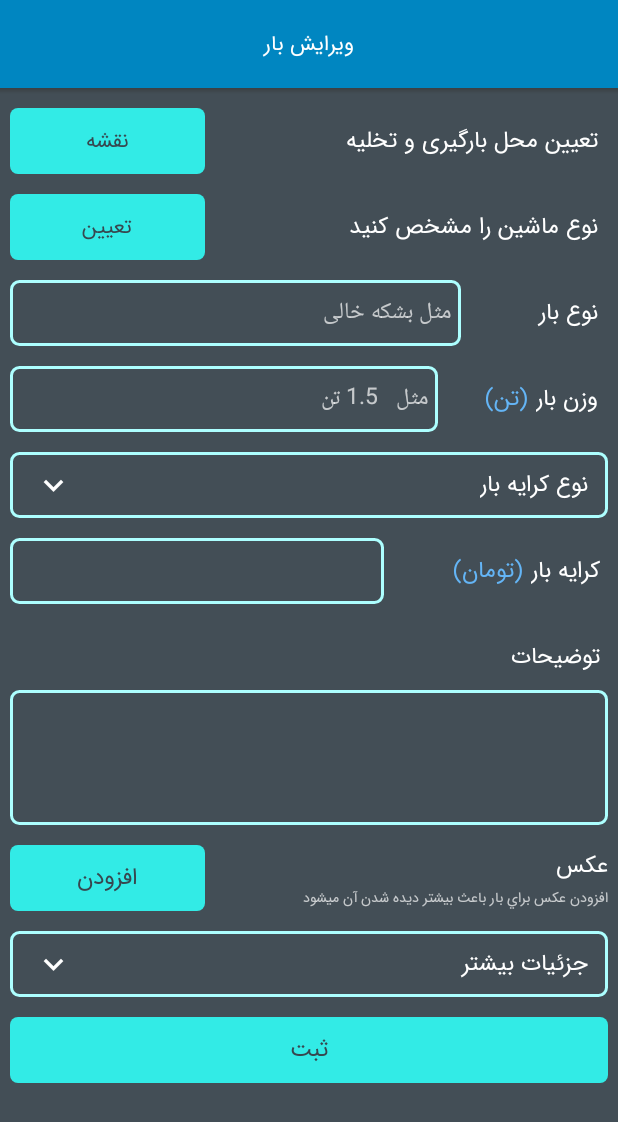
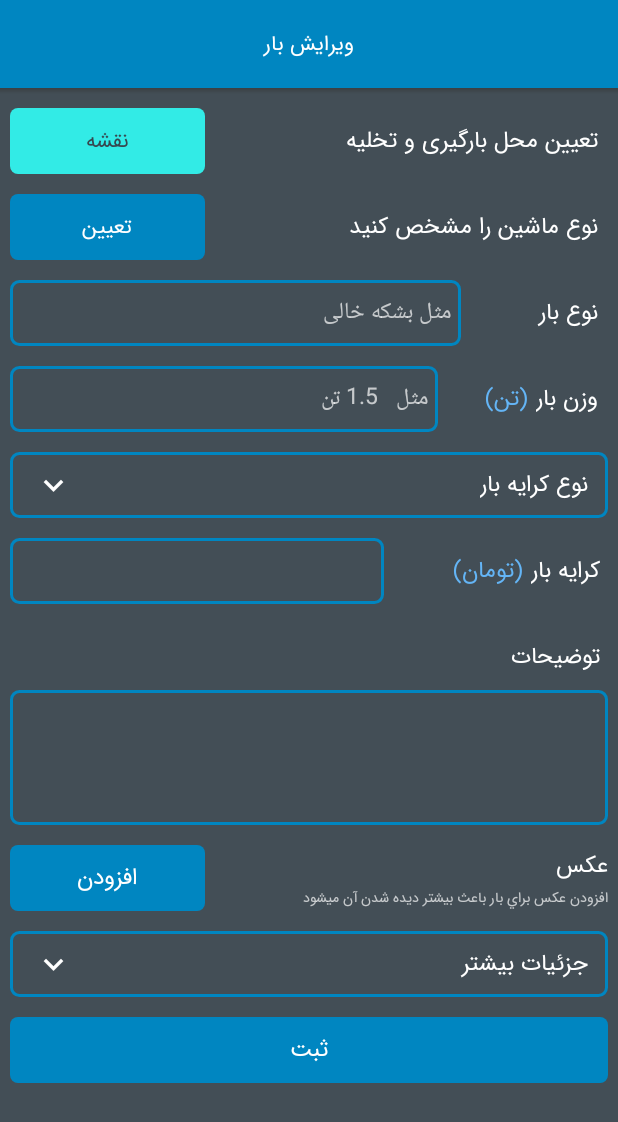
Before and after one commit to baryab/motesadi.baryab, an Android app: the EditShipmentActivity screen opened directly, with no data from a screen before it, on a phone screen of 412 x 824 dp. Shown: the top 1122 px of the screen. Run offline under Robolectric (Android 15) with nearby library versions, the phone set to English and light mode, and no system bars; our stand-ins replace CircleImageView, Picasso, sdp/ssp sizes; libraries missing offline, so code that uses them is left out: com.orm, com.orm.query; pictures from the network do not load; 1 statement that could not run was skipped.

Commit message:
edit some feautures 22/1/2020 12:35

```diff
--- a/app/src/main/java/com/noavaran/system/vira/baryab/activities/EditShipmentActivity.java
+++ b/app/src/main/java/com/noavaran/system/vira/baryab/activities/EditShipmentActivity.java
@@ -52,7 +52,6 @@ import java.util.List;
 
 public class EditShipmentActivity extends BaseActivity implements EditShipmentDelegate.View {
     private CustomTextView btnLocation;
-    private CustomTextView tvLocationHint;
     private CustomTextView btnCarChoose;
     private CustomTextView tvCarChooseHint;
     private ExpandableLayout elCarLength;
@@ -115,7 +114,6 @@ public class EditShipmentActivity extends BaseActivity implements EditShipmentDe
 
     private void findViews() {
         this.btnLocation = findViewById(R.id.acEditShipment_btnLocation);
-        this.tvLocationHint = findViewById(R.id.acEditShipment_tvLocationHint);
 
         this.btnCarChoose = findViewById(R.id.acEditShipment_btnCarChoose);
         this.tvCarChooseHint = findViewById(R.id.acEditShipment_tvCarChooseHint);
@@ -581,9 +579,10 @@ public class EditShipmentActivity extends BaseActivity implements EditShipmentDe
         controller.setTruckTypeInfo(new TruckTypeInfo(truckType.getTruckTypeId(), truckType.getName(), truckType.getPid(), truckType.getFullName(), truckType.getMinLength(), truckType.getMaxLength(), truckType.getMinWidth(), truckType.getMaxWidth(), truckType.getMinHeight(), truckType.getMaxHeight(), truckType.isRoof(), truckType.isHasChild()));
     }
 
+
     @Override
     public CustomTextView getTvLocationHint() {
-        return tvLocationHint;
+        return null;
     }
 
     @Override
--- a/app/src/main/res/layout/activity_edit_shipment.xml
+++ b/app/src/main/res/layout/activity_edit_shipment.xml
@@ -124,12 +124,12 @@
                 android:layout_marginLeft="@dimen/_5sdp"
                 android:layout_marginTop="@dimen/_10sdp"
                 android:layout_marginRight="@dimen/_5sdp"
-                android:background="@drawable/button_selector_1"
+                android:background="@drawable/button_selector_5"
                 android:gravity="center"
                 android:clickable="true"
                 android:text="تعیین"
                 android:textSize="@dimen/_11sdp"
-                android:textColor="@color/blue_grey_800"
+                android:textColor="@color/white"
                 app:tvCustomFont="@string/baseFont"/>
 
             <com.noavaran.system.vira.baryab.customviews.CustomTextView
@@ -175,7 +175,7 @@
                 android:layout_alignBottom="@+id/acEditShipment_tvLoadingType"
                 android:layout_marginLeft="@dimen/_5sdp"
                 android:padding="@dimen/_5sdp"
-                android:background="@drawable/edittext_border"
+                android:background="@drawable/button_border_color_accent"
                 android:gravity="right|center"
                 android:inputType="text"
                 android:hint="مثل بشکه خالی"
@@ -223,7 +223,7 @@
                 android:layout_alignBottom="@+id/acEditShipment_tvLoadingWeight"
                 android:layout_marginLeft="@dimen/_5sdp"
                 android:padding="@dimen/_5sdp"
-                android:background="@drawable/edittext_border"
+                android:background="@drawable/button_border_color_accent"
                 android:gravity="right|center"
                 android:inputType="numberDecimal"
                 android:maxLength="9"
@@ -243,7 +243,7 @@
                 android:layout_marginTop="@dimen/_10sdp"
                 android:layout_marginRight="@dimen/_5sdp"
                 android:clickable="true"
-                android:background="@drawable/edittext_border">
+                android:background="@drawable/button_border_color_accent">
 
                 <RelativeLayout
                     android:layout_width="match_parent"
@@ -350,7 +350,7 @@
                 android:layout_alignBottom="@+id/acEditShipment_tvLoadingFare"
                 android:layout_marginLeft="@dimen/_5sdp"
                 android:padding="5dp"
-                android:background="@drawable/edittext_border"
+                android:background="@drawable/button_border_color_accent"
                 android:gravity="right|center"
                 android:inputType="number"
                 android:maxLength="10"
@@ -382,7 +382,7 @@
                 android:layout_marginLeft="@dimen/_5sdp"
                 android:layout_marginRight="@dimen/_5sdp"
                 android:padding="5dp"
-                android:background="@drawable/edittext_border"
+                android:background="@drawable/button_border_color_accent"
                 android:gravity="right"
                 android:inputType="textMultiLine"
                 android:lines="5"
@@ -408,11 +408,11 @@
                     android:layout_height="@dimen/_34sdp"
                     android:layout_alignParentTop="true"
                     android:layout_alignParentLeft="true"
-                    android:background="@drawable/button_selector_1"
+                    android:background="@drawable/button_selector_5"
                     android:clickable="true"
                     android:gravity="center"
                     android:text="افزودن"
-                    android:textColor="@color/blue_grey_800"
+                    android:textColor="@color/white"
                     android:textSize="@dimen/_12sdp"
                     app:tvCustomFont="@string/baseFont" />
 
@@ -469,7 +469,7 @@
                 android:layout_marginTop="@dimen/_10sdp"
                 android:layout_marginRight="@dimen/_5sdp"
                 android:clickable="true"
-                android:background="@drawable/edittext_border">
+                android:background="@drawable/button_border_color_accent">
 
                 <RelativeLayout
                     android:layout_width="match_parent"
@@ -523,7 +523,7 @@
                         android:layout_marginTop="@dimen/_10sdp"
                         android:layout_marginRight="@dimen/_5sdp"
                         android:clickable="true"
-                        android:background="@drawable/edittext_border">
+                        android:background="@drawable/button_border_color_accent">
 
                         <RelativeLayout
                             android:layout_width="match_parent"
@@ -535,12 +535,13 @@
                                 android:layout_height="match_parent"
                                 android:layout_alignParentTop="true"
                                 android:layout_alignParentRight="true"
-                                android:layout_marginRight="@dimen/_10sdp"
+                                android:layout_marginTop="0dp"
+                                android:layout_marginRight="12dp"
                                 android:gravity="center|right"
                                 android:text="طول مناسب"
+                                android:textColor="@color/white"
                                 android:textSize="@dimen/_12sdp"
-                                android:textColor="@color/white"
-                                app:tvCustomFont="@string/baseFont"/>
+                                app:tvCustomFont="@string/baseFont" />
 
                             <com.noavaran.system.vira.baryab.customviews.CustomTextView
                                 android:id="@+id/acEditShipment_btnCarLengthArrowDropDown"
@@ -600,7 +601,7 @@
                                 android:layout_height="@dimen/_34sdp"
                                 android:layout_toLeftOf="@+id/acEditShipment_tvCarLengthFrom"
                                 android:padding="5dp"
-                                android:background="@drawable/edittext_border"
+                                android:background="@drawable/button_border_color_accent"
                                 android:gravity="center"
                                 android:inputType="numberDecimal"
                                 android:hint="متر"
@@ -630,7 +631,7 @@
                                 android:layout_alignParentLeft="true"
                                 android:layout_marginLeft="@dimen/_10sdp"
                                 android:padding="5dp"
-                                android:background="@drawable/edittext_border"
+                                android:background="@drawable/button_border_color_accent"
                                 android:gravity="center"
                                 android:inputType="numberDecimal"
                                 android:hint="متر"
@@ -654,7 +655,7 @@
                         android:layout_marginTop="@dimen/_10sdp"
                         android:layout_marginRight="@dimen/_5sdp"
                         android:clickable="true"
-                        android:background="@drawable/edittext_border">
+                        android:background="@drawable/button_border_color_accent">
 
                         <RelativeLayout
                             android:layout_width="match_parent"
@@ -731,7 +732,7 @@
                                 android:layout_height="@dimen/_34sdp"
                                 android:layout_toLeftOf="@+id/acEditShipment_tvCarWidthFrom"
                                 android:padding="5dp"
-                                android:background="@drawable/edittext_border"
+                                android:background="@drawable/button_border_color_accent"
                                 android:gravity="center"
                                 android:inputType="numberDecimal"
                                 android:hint="متر"
@@ -761,7 +762,7 @@
                                 android:layout_alignParentLeft="true"
                                 android:layout_marginLeft="@dimen/_10sdp"
                                 android:padding="5dp"
-                                android:background="@drawable/edittext_border"
+                                android:background="@drawable/button_border_color_accent"
                                 android:gravity="center"
                                 android:inputType="numberDecimal"
                                 android:hint="متر"
@@ -785,7 +786,7 @@
                         android:layout_marginTop="@dimen/_10sdp"
                         android:layout_marginRight="@dimen/_5sdp"
                         android:clickable="true"
-                        android:background="@drawable/edittext_border">
+                        android:background="@drawable/button_border_color_accent">
 
                         <RelativeLayout
                             android:layout_width="match_parent"
@@ -862,7 +863,7 @@
                                 android:layout_height="@dimen/_34sdp"
                                 android:layout_toLeftOf="@+id/acEditShipment_tvCarHeightFrom"
                                 android:padding="5dp"
-                                android:background="@drawable/edittext_border"
+                                android:background="@drawable/button_border_color_accent"
                                 android:gravity="center"
                                 android:inputType="numberDecimal"
                                 android:hint="متر"
@@ -892,7 +893,7 @@
                                 android:layout_alignParentLeft="true"
                                 android:layout_marginLeft="15dp"
                                 android:padding="5dp"
-                                android:background="@drawable/edittext_border"
+                                android:background="@drawable/button_border_color_accent"
                                 android:gravity="center"
                                 android:inputType="numberDecimal"
                                 android:hint="متر"
@@ -944,7 +945,7 @@
                         android:layout_toLeftOf="@+id/acEditShipment_tvSpendingWarehouseHint"
                         android:layout_marginLeft="@dimen/_5sdp"
                         android:padding="5dp"
-                        android:background="@drawable/edittext_border"
+                        android:background="@drawable/button_border_color_accent"
                         android:gravity="right|center"
                         android:inputType="number"
                         android:maxLength="10"
@@ -991,12 +992,12 @@
                         android:layout_alignTop="@+id/acEditShipment_tvLoadingTimeHint"
                         android:layout_alignBottom="@+id/acEditShipment_tvLoadingTimeHint"
                         android:layout_marginLeft="@dimen/_5sdp"
-                        android:background="@drawable/button_selector_1"
+                        android:background="@drawable/button_selector_5"
                         android:gravity="center"
                         android:clickable="true"
                         android:text="تعیین"
                         android:textSize="@dimen/_12sdp"
-                        android:textColor="@color/blue_grey_800"
+                        android:textColor="@color/white"
                         app:tvCustomFont="@string/baseFont"/>
 
                     <com.noavaran.system.vira.baryab.customviews.CustomTextView
@@ -1038,12 +1039,12 @@
                         android:layout_alignTop="@+id/acEditShipment_tvDetermineDischargeTime"
                         android:layout_alignBottom="@+id/acEditShipment_tvDetermineDischargeTime"
                         android:layout_marginLeft="@dimen/_5sdp"
-                        android:background="@drawable/button_selector_1"
+                        android:background="@drawable/button_selector_5"
                         android:gravity="center"
                         android:clickable="true"
                         android:text="تعیین"
                         android:textSize="@dimen/_12sdp"
-                        android:textColor="@color/blue_grey_800"
+                        android:textColor="@color/white"
                         app:tvCustomFont="@string/baseFont"/>
 
                     <com.noavaran.system.vira.baryab.customviews.CustomTextView
@@ -1084,12 +1085,12 @@
                         android:layout_alignTop="@+id/acEditShipment_tvDetermineExpirationTime"
                         android:layout_alignBottom="@+id/acEditShipment_tvDetermineExpirationTime"
                         android:layout_marginLeft="@dimen/_5sdp"
-                        android:background="@drawable/button_selector_1"
+                        android:background="@drawable/button_selector_5"
                         android:gravity="center"
                         android:clickable="true"
                         android:text="تعیین"
                         android:textSize="@dimen/_12sdp"
-                        android:textColor="@color/blue_grey_800"
+                        android:textColor="@color/white"
                         app:tvCustomFont="@string/baseFont"/>
 
                     <com.noavaran.system.vira.baryab.customviews.CustomSwitchButton
@@ -1186,7 +1187,7 @@
                 android:layout_marginTop="@dimen/_10sdp"
                 android:layout_marginRight="@dimen/_5sdp"
                 android:layout_marginBottom="@dimen/_10sdp"
-                android:background="@drawable/button_selector_1"
+                android:background="@drawable/button_selector_5"
                 android:clickable="true">
 
                 <com.noavaran.system.vira.baryab.customviews.CustomTextView
@@ -1197,7 +1198,7 @@
                     android:layout_alignParentTop="true"
                     android:gravity="center"
                     android:text="ثبت"
-                    android:textColor="@color/blue_grey_800"
+                    android:textColor="@color/white"
                     android:textSize="@dimen/_12sdp"
                     app:tvCustomFont="@string/baseFont" />
 
```
Also changed, not shown: app/src/main/res/layout/fragment_new_load.xml (+22 -22 lines).
